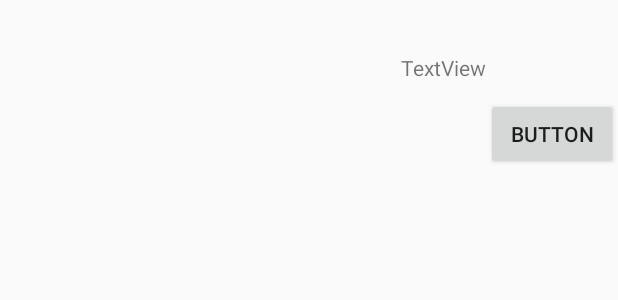
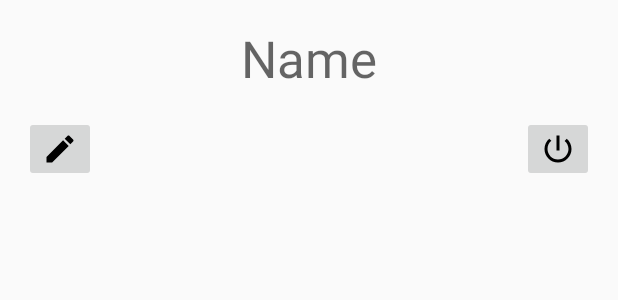
Before and after one commit to J-HM/App_PokusMe, an Android app: the layout fragment_profile.xml on its own in the app's theme, with its tools: preview values and no code run, on a phone screen of 412 x 824 dp. Shown: the top 300 px of the screen. Run offline under Robolectric (Android 15) with nearby library versions, the phone set to English and light mode, and no system bars.

```diff
--- a/app/build.gradle
+++ b/app/build.gradle
@@ -16,6 +16,7 @@ android {
         multiDexEnabled true
         versionCode 1
         versionName "1.0"
+        vectorDrawables.useSupportLibrary = true
         testInstrumentationRunner "androidx.test.runner.AndroidJUnitRunner"
     }
     buildTypes {
@@ -46,6 +47,7 @@ dependencies {
 
     implementation 'androidx.vectordrawable:vectordrawable:1.1.0'
 
+
     implementation 'androidx.navigation:navigation-fragment:2.2.0'
     implementation 'androidx.navigation:navigation-ui:2.2.0'
     implementation 'androidx.navigation:navigation-fragment-ktx:2.2.0'
--- a/app/src/main/java/com/jhm/android/app_pokusme/MainActivity.kt
+++ b/app/src/main/java/com/jhm/android/app_pokusme/MainActivity.kt
@@ -32,7 +32,7 @@ class MainActivity : AppCompatActivity() {
         auth = FirebaseAuth.getInstance()
     }
 
-    fun startLoginActivity() {
+    private fun startLoginActivity() {
         startActivity(Intent(this, LoginActivity::class.java))
         finish()
     }
--- a/app/src/main/java/com/jhm/android/app_pokusme/ui/profile/ProfileViewModel.kt
+++ b/app/src/main/java/com/jhm/android/app_pokusme/ui/profile/ProfileViewModel.kt
@@ -9,5 +9,9 @@ class ProfileViewModel : ViewModel() {
     private val _text = MutableLiveData<String>().apply {
         value = "This is profile Fragment"
     }
+
     val text: LiveData<String> = _text
+
+
+    val name = MutableLiveData<String>()
 }
--- /dev/null
+++ b/app/src/main/res/drawable/ic_edit.xml
@@ -0,0 +1,9 @@
+<vector xmlns:android="http://schemas.android.com/apk/res/android"
+        android:width="24dp"
+        android:height="24dp"
+        android:viewportWidth="24.0"
+        android:viewportHeight="24.0">
+    <path
+        android:fillColor="#FF000000"
+        android:pathData="M3,17.25V21h3.75L17.81,9.94l-3.75,-3.75L3,17.25zM20.71,7.04c0.39,-0.39 0.39,-1.02 0,-1.41l-2.34,-2.34c-0.39,-0.39 -1.02,-0.39 -1.41,0l-1.83,1.83 3.75,3.75 1.83,-1.83z"/>
+</vector>
--- /dev/null
+++ b/app/src/main/res/drawable/ic_power.xml
@@ -0,0 +1,9 @@
+<vector xmlns:android="http://schemas.android.com/apk/res/android"
+        android:width="24dp"
+        android:height="24dp"
+        android:viewportWidth="24.0"
+        android:viewportHeight="24.0">
+    <path
+        android:fillColor="#FF000000"
+        android:pathData="M13,3h-2v10h2L13,3zM17.83,5.17l-1.42,1.42C17.99,7.86 19,9.81 19,12c0,3.87 -3.13,7 -7,7s-7,-3.13 -7,-7c0,-2.19 1.01,-4.14 2.58,-5.42L6.17,5.17C4.23,6.82 3,9.26 3,12c0,4.97 4.03,9 9,9s9,-4.03 9,-9c0,-2.74 -1.23,-5.18 -3.17,-6.83z"/>
+</vector>
--- a/app/src/main/res/layout/fragment_profile.xml
+++ b/app/src/main/res/layout/fragment_profile.xml
@@ -1,37 +1,47 @@
 <?xml version="1.0" encoding="utf-8"?>
 <androidx.constraintlayout.widget.ConstraintLayout xmlns:android="http://schemas.android.com/apk/res/android"
     xmlns:app="http://schemas.android.com/apk/res-auto"
-    xmlns:tools="http://schemas.android.com/tools"
     android:layout_width="match_parent"
     android:layout_height="match_parent">
 
     <TextView
-        android:id="@+id/text_profile"
-        android:layout_width="match_parent"
+        android:id="@+id/text_profile_name"
+        android:layout_width="0dp"
         android:layout_height="wrap_content"
-        android:layout_marginStart="8dp"
-        android:layout_marginTop="8dp"
-        android:layout_marginEnd="8dp"
-        android:textAlignment="center"
-        android:textSize="20sp"
+        android:layout_marginStart="16dp"
+        android:layout_marginLeft="16dp"
+        android:layout_marginTop="16dp"
+        android:layout_marginEnd="16dp"
+        android:layout_marginRight="16dp"
+        android:gravity="center"
+        android:text="@string/profile_name"
+        android:textAppearance="@style/TextAppearance.AppCompat.Display1"
         app:layout_constraintEnd_toEndOf="parent"
         app:layout_constraintStart_toStartOf="parent"
         app:layout_constraintTop_toTopOf="parent" />
 
-    <Button
-        android:id="@+id/button_profile_signOut"
+    <ImageButton
+        android:id="@+id/button_profile_edit"
         android:layout_width="wrap_content"
         android:layout_height="wrap_content"
-        android:layout_marginTop="30dp"
-        android:text="Button"
-        app:layout_constraintEnd_toEndOf="parent"
-        app:layout_constraintTop_toBottomOf="@+id/text_profile" />
+        android:layout_marginStart="16dp"
+        android:layout_marginLeft="16dp"
+        android:layout_marginTop="16dp"
+        android:contentDescription="@string/profile_edit"
+        app:layout_constraintStart_toStartOf="parent"
+        app:layout_constraintTop_toBottomOf="@+id/text_profile_name"
+        app:srcCompat="@drawable/ic_edit" />
 
-    <TextView
-        android:id="@+id/text_profile_name"
+    <ImageButton
+        android:id="@+id/button_profile_signout"
         android:layout_width="wrap_content"
         android:layout_height="wrap_content"
-        android:text="TextView"
-        app:layout_constraintEnd_toStartOf="@+id/button_profile_signOut"
-        app:layout_constraintTop_toBottomOf="@+id/text_profile" />
+        android:layout_marginTop="16dp"
+        android:layout_marginEnd="16dp"
+        android:layout_marginRight="16dp"
+        android:contentDescription="@string/profile_signOut"
+        app:layout_constraintEnd_toEndOf="parent"
+        app:layout_constraintTop_toBottomOf="@+id/text_profile_name"
+        app:srcCompat="@drawable/ic_power" />
+
 </androidx.constraintlayout.widget.ConstraintLayout>
--- a/app/src/main/res/values/strings.xml
+++ b/app/src/main/res/values/strings.xml
@@ -13,4 +13,7 @@
     <string name="login_naver">Naver</string>
     <string name="login_email" translatable="false">E-mail</string>
     <string name="login_password" translatable="false">Password</string>
+    <string name="profile_signOut">Sign Out</string>
+    <string name="profile_edit">Edit</string>
+    <string name="profile_name">Name</string>
 </resources>
--- a/build.gradle
+++ b/build.gradle
@@ -1,5 +1,3 @@
-// Top-level build file where you can add configuration options common to all sub-projects/modules.
-
 buildscript {
     ext.kotlin_version = '1.3.61'
     repositories {
```
Also changed, not shown: app/src/main/java/com/jhm/android/app_pokusme/ui/profile/ProfileFragment.kt (+27 -21 lines), 1 other file.
